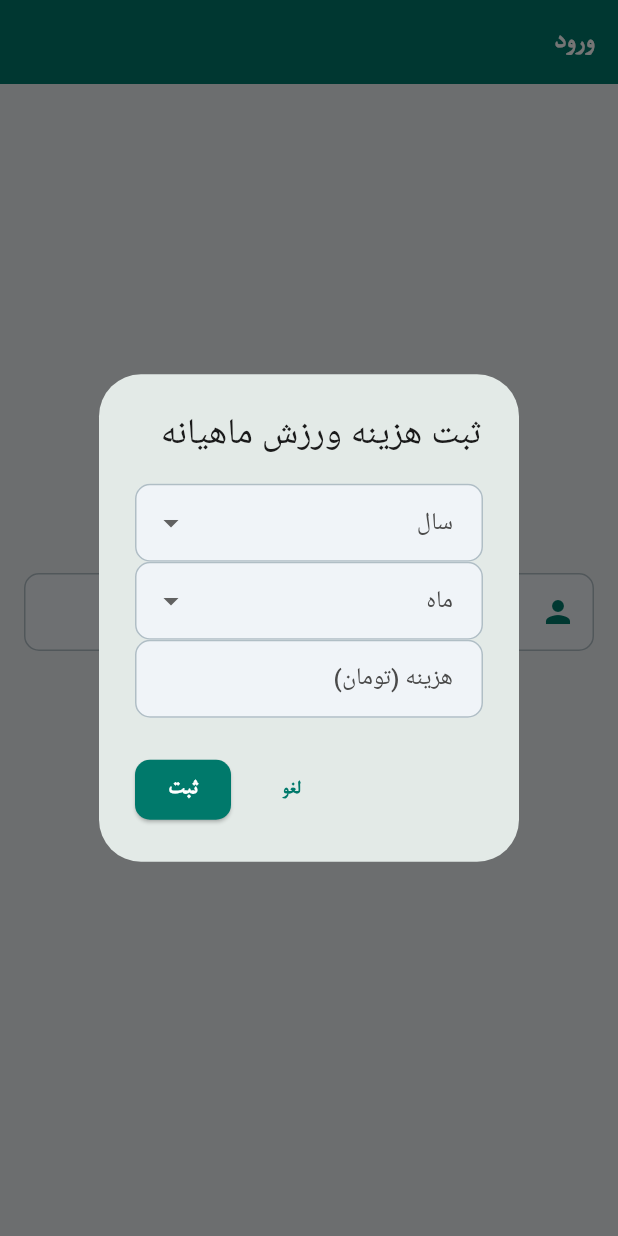
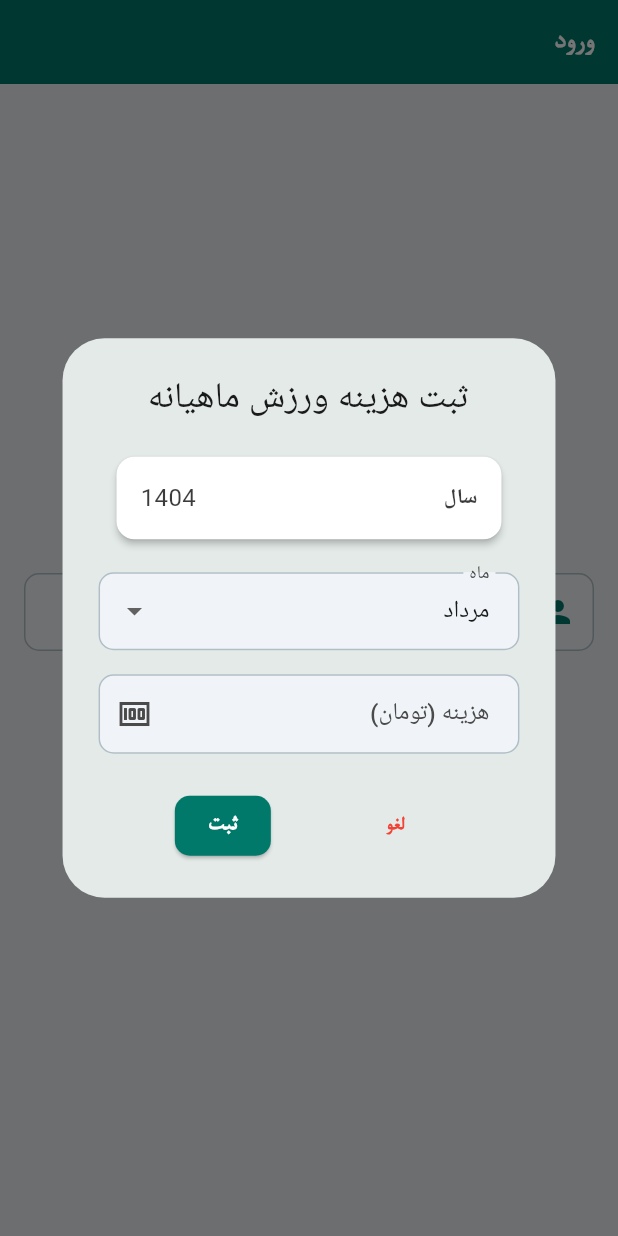
Before and after one commit to masood129/timesheet, a Flutter app: the MainDrawer widget shown alone on an empty page, opened directly, after a tap on "هزینه ورزش ماهیانه", on a phone screen of 412 x 824 dp. Run offline on Flutter 3.47's test engine with Material 3 defaults, Android fonts, the phone set to English and light mode, and no system bars; our stand-ins replace flutter_native_splash, get, permission_handler, shamsi_date, shared_preferences, timezone; missing offline and left inert: excel, file_saver, persian_datetime_picker; accounts and stored records are empty; network calls fail.

Commit message:
fix gymCost

```diff
--- a/lib/home/api/api_calls.dart
+++ b/lib/core/api/api_calls.dart
@@ -1,8 +1,8 @@
 import 'package:shared_preferences/shared_preferences.dart';
 import 'package:timesheet/core/api/api_service.dart';
 import 'dart:convert';
-import '../model/project_model.dart';
-import '../model/daily_detail_model.dart';
+import '../../home/model/project_model.dart';
+import '../../home/model/daily_detail_model.dart';
 
 class HomeApi {
   final String baseUrl = 'http://localhost:3000';
--- /dev/null
+++ b/lib/home/component/widget/gym_cost_dialog.dart
@@ -0,0 +1,164 @@
+import 'package:flutter/material.dart';
+import 'package:flutter/services.dart';
+import 'package:get/get.dart';
+import 'package:intl/intl.dart';
+import 'package:shamsi_date/shamsi_date.dart';
+import '../../controller/home_controller.dart';
+
+void showGymCostDialog(BuildContext context, HomeController homeController) {
+  final now = Jalali.now();
+  final currentYear = now.year;
+  final currentMonth = now.month;
+  final yearController = TextEditingController(text: currentYear.toString());
+  final monthController = TextEditingController(text: currentMonth.toString());
+  final costController = TextEditingController();
+
+  final months = List.generate(12, (index) => index + 1);
+  final monthNames = [
+    'فروردین',
+    'اردیبهشت',
+    'خرداد',
+    'تیر',
+    'مرداد',
+    'شهریور',
+    'مهر',
+    'آبان',
+    'آذر',
+    'دی',
+    'بهمن',
+    'اسفند',
+  ];
+
+  final numberFormatter = NumberFormat(
+    '#,###',
+  ); // برای جدا کردن هر سه رقم با کاما (برای فارسی)
+
+  showDialog(
+    context: context,
+    builder: (context) {
+      return AlertDialog(
+        title: Text('ثبت هزینه ورزش ماهیانه'.tr, textAlign: TextAlign.center),
+        content: SingleChildScrollView(
+          child: Column(
+            mainAxisSize: MainAxisSize.min,
+            crossAxisAlignment: CrossAxisAlignment.stretch,
+            children: [
+              // نمایش سال ثابت (غیرقابل تغییر، شمسی)
+              Card(
+                elevation: 2,
+                child: Padding(
+                  padding: const EdgeInsets.all(16.0),
+                  child: Row(
+                    mainAxisAlignment: MainAxisAlignment.spaceBetween,
+                    children: [
+                      Text(
+                        'سال'.tr,
+                        style: TextStyle(fontWeight: FontWeight.bold),
+                      ),
+                      Text(
+                        currentYear.toString(),
+                        style: TextStyle(fontSize: 16),
+                      ),
+                    ],
+                  ),
+                ),
+              ),
+              const SizedBox(height: 16),
+              // انتخاب ماه با نام‌های شمسی و پیش‌فرض جاری
+              DropdownButtonFormField<int>(
+                value: currentMonth,
+                decoration: InputDecoration(
+                  labelText: 'ماه'.tr,
+                  border: OutlineInputBorder(
+                    borderRadius: BorderRadius.circular(8),
+                  ),
+                ),
+                items:
+                    months.map((month) {
+                      return DropdownMenuItem(
+                        value: month,
+                        child: Text(monthNames[month - 1]),
+                      );
+                    }).toList(),
+                onChanged: (value) {
+                  if (value != null) {
+                    monthController.text = value.toString();
+                  }
+                },
+              ),
+              const SizedBox(height: 16),
+              TextField(
+                controller: costController,
+                decoration: InputDecoration(
+                  labelText: 'هزینه (تومان)'.tr,
+                  border: OutlineInputBorder(
+                    borderRadius: BorderRadius.circular(8),
+                  ),
+                  hintText: 'حداکثر هزینه ورزش 800 هزارتومان',
+                  suffixIcon: Icon(Icons.money),
+                ),
+                keyboardType: TextInputType.number,
+                inputFormatters: [
+                  FilteringTextInputFormatter.digitsOnly,
+                  // فقط اعداد
+                  LengthLimitingTextInputFormatter(7),
+                  // حداکثر 7 رقم (برای 800,000)
+                ],
+                onChanged: (value) {
+                  // حذف کاماها برای پردازش
+                  String newValue = value.replaceAll(',', '');
+                  if (newValue.isNotEmpty) {
+                    int cost = int.parse(newValue);
+                    if (cost > 800000) {
+                      cost = 800000;
+                      newValue = cost.toString();
+                    }
+                    // اعمال فرمت کاما
+                    final formatted = numberFormatter.format(
+                      int.parse(newValue),
+                    );
+                    costController.value = TextEditingValue(
+                      text: formatted,
+                      selection: TextSelection.collapsed(
+                        offset: formatted.length,
+                      ),
+                    );
+                  }
+                },
+              ),
+            ],
+          ),
+        ),
+        actionsAlignment: MainAxisAlignment.spaceEvenly,
+        actions: [
+          TextButton(
+            onPressed: () => Navigator.pop(context),
+            child: Text('لغو'.tr, style: TextStyle(color: Colors.red)),
+          ),
+          ElevatedButton(
+            onPressed: () async {
+              if (monthController.text.isEmpty || costController.text.isEmpty) {
+                Get.snackbar('خطا', 'لطفاً همه فیلدها را پر کنید'.tr);
+                return;
+              }
+              try {
+                // حذف کاماها از هزینه قبل از ذخیره
+                final cleanCost = costController.text.replaceAll(',', '');
+                await homeController.saveMonthlyGymCost(
+                  int.parse(yearController.text),
+                  int.parse(monthController.text),
+                  int.parse(cleanCost),
+                );
+                Get.snackbar('موفقیت', 'هزینه ورزش ثبت شد'.tr);
+                Navigator.pop(context);
+              } catch (e) {
+                Get.snackbar('خطا', 'خطا در ثبت هزینه: $e'.tr);
+              }
+            },
+            child: Text('ثبت'.tr),
+          ),
+        ],
+      );
+    },
+  );
+}
--- a/lib/home/component/widget/main_drawer.dart
+++ b/lib/home/component/widget/main_drawer.dart
@@ -1,3 +1,4 @@
+// main_drawer.dart (اصلاح شده)
 import 'package:flutter/material.dart';
 import 'package:get/get.dart';
 
@@ -6,6 +7,7 @@ import '../../../manager/view/manager_dashboard.dart';
 import '../../controller/auth_controller.dart';
 import '../../controller/home_controller.dart';
 import '../../view/monthly_details_view.dart';
+import 'gym_cost_dialog.dart'; // import فایل جدید
 
 class MainDrawer extends StatelessWidget {
   MainDrawer({super.key});
@@ -13,86 +15,6 @@ class MainDrawer extends StatelessWidget {
   final ThemeController themeController = Get.find<ThemeController>();
   final HomeController homeController = Get.find<HomeController>();
   final AuthController authController = Get.find<AuthController>();
-
-  void _showGymCostDialog(BuildContext context) {
-    final yearController = TextEditingController();
-    final monthController = TextEditingController();
-    final costController = TextEditingController();
-
-    final years = List.generate(5, (index) => DateTime.now().year - 2 + index);
-    final months = List.generate(12, (index) => index + 1);
-
-    showDialog(
-      context: context,
-      builder: (context) {
-        return AlertDialog(
-          title: Text('ثبت هزینه ورزش ماهیانه'.tr),
-          content: Column(
-            mainAxisSize: MainAxisSize.min,
-            children: [
-              DropdownButtonFormField<int>(
-                decoration: InputDecoration(labelText: 'سال'.tr),
-                items: years.map((year) {
-                  return DropdownMenuItem(
-                    value: year,
-                    child: Text(year.toString()),
-                  );
-                }).toList(),
-                onChanged: (value) {
-                  yearController.text = value.toString();
-                },
-              ),
-              DropdownButtonFormField<int>(
-                decoration: InputDecoration(labelText: 'ماه'.tr),
-                items: months.map((month) {
-                  return DropdownMenuItem(
-                    value: month,
-                    child: Text(month.toString()),
-                  );
-                }).toList(),
-                onChanged: (value) {
-                  monthController.text = value.toString();
-                },
-              ),
-              TextField(
-                controller: costController,
-                decoration: InputDecoration(labelText: 'هزینه (تومان)'.tr),
-                keyboardType: TextInputType.number,
-              ),
-            ],
-          ),
-          actions: [
-            TextButton(
-              onPressed: () => Navigator.pop(context),
-              child: Text('لغو'.tr),
-            ),
-            ElevatedButton(
-              onPressed: () async {
-                if (yearController.text.isEmpty ||
-                    monthController.text.isEmpty ||
-                    costController.text.isEmpty) {
-                  Get.snackbar('خطا', 'لطفاً همه فیلدها را پر کنید'.tr);
-                  return;
-                }
-                try {
-                  await homeController.saveMonthlyGymCost(
-                    int.parse(yearController.text),
-                    int.parse(monthController.text),
-                    int.parse(costController.text),
-                  );
-                  Get.snackbar('موفقیت', 'هزینه ورزش ثبت شد'.tr);
-                  Navigator.pop(context);
-                } catch (e) {
-                  Get.snackbar('خطا', 'خطا در ثبت هزینه: $e'.tr);
-                }
-              },
-              child: Text('ثبت'.tr),
-            ),
-          ],
-        );
-      },
-    );
-  }
 
   @override
   Widget build(BuildContext context) {
@@ -148,10 +70,9 @@ class MainDrawer extends StatelessWidget {
             title: Text('هزینه ورزش ماهیانه'.tr, style: TextStyle(color: colorScheme.onSurface)),
             onTap: () {
               Navigator.pop(context);
-              _showGymCostDialog(context);
+              showGymCostDialog(context, homeController);
             },
           ),
-
           Obx(() => authController.user.value != null &&
               ['group_manager', 'general_manager', 'finance_manager']
                   .contains(authController.user.value!['Role'])
--- a/lib/home/controller/auth_controller.dart
+++ b/lib/home/controller/auth_controller.dart
@@ -1,6 +1,6 @@
 import 'package:get/get.dart';
 import 'package:shared_preferences/shared_preferences.dart';
-import '../api/api_calls.dart';
+import '../../core/api/api_calls.dart';
 
 class AuthController extends GetxController {
   var user = Rxn<Map<String, dynamic>>(); // اطلاعات کاربر (userId, Username, Role)
--- a/lib/home/controller/home_controller.dart
+++ b/lib/home/controller/home_controller.dart
@@ -4,7 +4,7 @@ import 'package:flutter_native_splash/flutter_native_splash.dart';
 import 'package:get/get.dart';
 import 'package:shamsi_date/shamsi_date.dart';
 import 'package:timesheet/core/theme/theme.dart';
-import '../api/api_calls.dart';
+import '../../core/api/api_calls.dart';
 import '../model/daily_detail_model.dart';
 
 class HomeController extends GetxController {
--- a/lib/home/controller/monthly_details_controller.dart
+++ b/lib/home/controller/monthly_details_controller.dart
@@ -8,7 +8,7 @@ import 'package:path_provider/path_provider.dart';
 import 'package:permission_handler/permission_handler.dart';
 import 'package:file_saver/file_saver.dart';
 import 'package:timesheet/home/controller/home_controller.dart';
-import 'package:timesheet/home/api/api_calls.dart';
+import 'package:timesheet/core/api/api_calls.dart';
 import 'package:timesheet/home/model/project_model.dart';
 
 class MonthlyDetailsController extends GetxController {
--- a/lib/home/controller/task_controller.dart
+++ b/lib/home/controller/task_controller.dart
@@ -3,7 +3,7 @@ import 'package:flutter/material.dart';
 import 'package:flutter/services.dart';
 import 'package:get/get.dart';
 import 'package:shamsi_date/shamsi_date.dart';
-import 'package:timesheet/home/api/api_calls.dart';
+import 'package:timesheet/core/api/api_calls.dart';
 import 'package:timesheet/home/model/daily_detail_model.dart';
 import 'package:timesheet/home/model/project_model.dart';
 import 'package:timezone/timezone.dart' as tz;
--- a/lib/manager/controller/manager_controller.dart
+++ b/lib/manager/controller/manager_controller.dart
@@ -1,7 +1,7 @@
 import 'package:get/get.dart';
 import 'package:persian_datetime_picker/persian_datetime_picker.dart';
 import 'package:shamsi_date/shamsi_date.dart';
-import 'package:timesheet/home/api/api_calls.dart';
+import 'package:timesheet/core/api/api_calls.dart';
 import 'dart:convert';
 import '../../home/controller/auth_controller.dart';
 import '../model/report_model.dart';
--- a/lib/manager/view/manager_dashboard.dart
+++ b/lib/manager/view/manager_dashboard.dart
@@ -13,7 +13,6 @@ class ManagerDashboard extends StatelessWidget {
 
   @override
   Widget build(BuildContext context) {
-    final colorScheme = Theme.of(context).colorScheme;
     return Scaffold(
       appBar: AppBar(
         title: Text('manager_dashboard'.tr),
```
